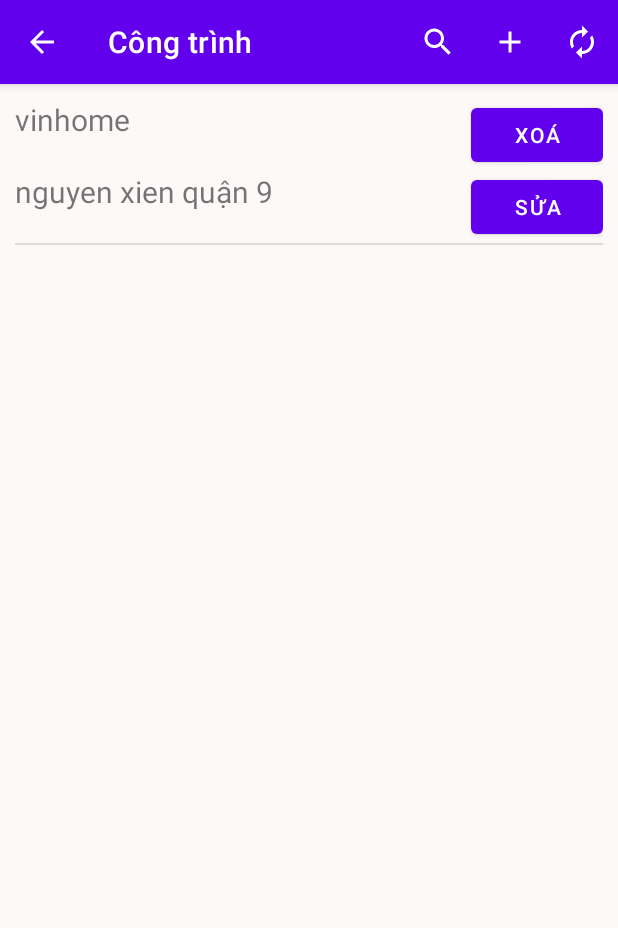
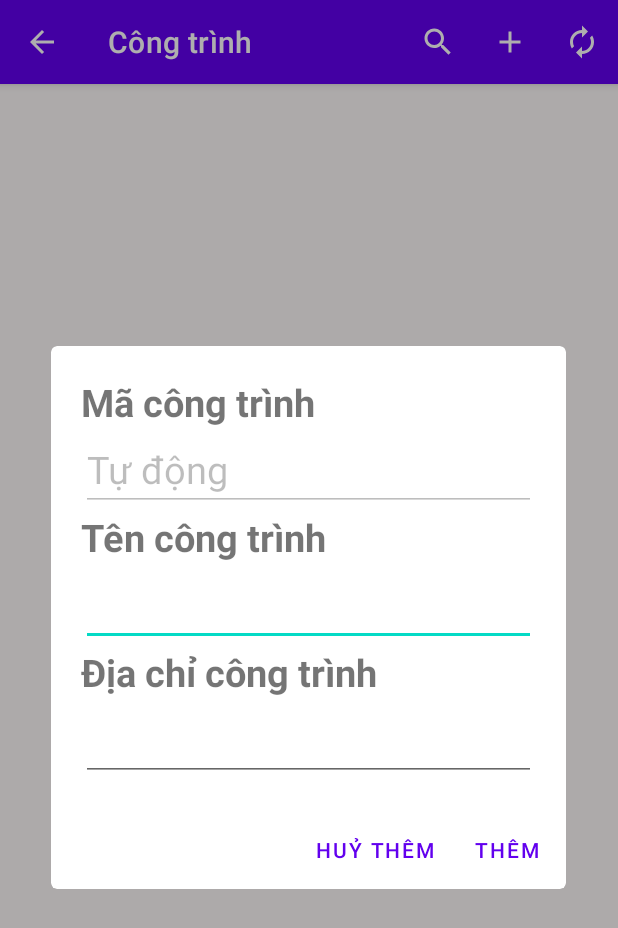
Before and after one commit to nhom11-Android/doAnGiuaKy, an Android app: the screen it shows after launch (DanhSachCongTrinh), after a tap on an icon or button, on a phone screen of 412 x 824 dp. Shown: the top 928 px of the screen. Run offline under Robolectric (Android 15) with nearby library versions, the phone set to English and light mode, and no system bars.

Commit message:
thêm chức năng
 - thêm công trình
 - load công trình

```diff
--- a/doAn/app/src/main/java/com/buoi2/quanlyvanchuyen/CSDLVanChuyen.java
+++ b/doAn/app/src/main/java/com/buoi2/quanlyvanchuyen/CSDLVanChuyen.java
@@ -24,7 +24,7 @@ public class CSDLVanChuyen extends SQLiteOpenHelper {
 
     @Override
     public void onCreate(SQLiteDatabase db) {
-        String congTrinh = String.format("CREATE TABLE %s(%s TEXT primary key,%s TEXT,%s TEXT)",
+        String congTrinh = String.format("CREATE TABLE %s(%s integer primary key autoincrement,%s TEXT,%s TEXT)",
                 CongTrinh.tenBang,
                 CongTrinh.cotMaCongTrinh,
                 CongTrinh.cotTenCongTrinh,
--- a/doAn/app/src/main/java/com/buoi2/quanlyvanchuyen/CongTrinhAdapter.java
+++ b/doAn/app/src/main/java/com/buoi2/quanlyvanchuyen/CongTrinhAdapter.java
@@ -6,6 +6,7 @@ import android.view.LayoutInflater;
 import android.view.View;
 import android.view.ViewGroup;
 import android.widget.ArrayAdapter;
+import android.widget.Button;
 import android.widget.TextView;
 
 import androidx.annotation.NonNull;
@@ -42,6 +43,9 @@ public class CongTrinhAdapter extends ArrayAdapter<CongTrinh> {
         CongTrinh congTrinh = data.get(position);
         tenCongTrinhTv.setText(congTrinh.getTenCongTrinh());
         diaChiCongTrinhTv.setText(congTrinh.getDiaChi());
+        Button capNhatCongTrinhBtn = convertView.findViewById(R.id.capNhatBtn_CTLV);
+        Button xoaCongTrinhBtn = convertView.findViewById(R.id.xoaBtn_CTLV);
+
         return convertView;
     }
 }
--- a/doAn/app/src/main/java/com/buoi2/quanlyvanchuyen/DAO/CongTrinhDAO.java
+++ b/doAn/app/src/main/java/com/buoi2/quanlyvanchuyen/DAO/CongTrinhDAO.java
@@ -8,6 +8,8 @@ import androidx.annotation.NonNull;
 
 import com.buoi2.quanlyvanchuyen.bean.ChiTietPhieuVanChuyen;
 import com.buoi2.quanlyvanchuyen.bean.CongTrinh;
+
+import java.util.ArrayList;
 
 public class CongTrinhDAO {
 
@@ -90,4 +92,36 @@ public class CongTrinhDAO {
         if(truyVanCongTrinh.moveToNext()) return true;
         else return false;
     }
+
+    /**
+     * @param db database helper readable
+     * @return danh sách công trình
+     */
+    public static ArrayList<CongTrinh> layDanhSachCongTrinh(SQLiteDatabase db){
+
+        String[] projection = { // những cột muốn lấy
+                CongTrinh.cotMaCongTrinh,
+                CongTrinh.cotTenCongTrinh,
+                CongTrinh.cotDiaChi
+        } ;
+        //selection = null
+        Cursor cursor = db.query(
+                CongTrinh.tenBang,
+                projection,
+                null,
+                null,
+                null,
+                null,
+                null
+                );
+        ArrayList<CongTrinh> danhSachCongTrinh = new ArrayList<>();
+        while (cursor.moveToNext()){
+            String mct = cursor.getString(cursor.getColumnIndex(CongTrinh.cotMaCongTrinh));
+            String tct = cursor.getString(cursor.getColumnIndex(CongTrinh.cotTenCongTrinh));
+            String dcct = cursor.getString(cursor.getColumnIndex(CongTrinh.cotDiaChi));
+            CongTrinh temp = new CongTrinh(tct,dcct);temp.setMaCongTrinh(mct);
+            danhSachCongTrinh.add(temp);
+        }
+        return  danhSachCongTrinh;
+    }
 }
--- a/doAn/app/src/main/java/com/buoi2/quanlyvanchuyen/DanhSachCongTrinh.java
+++ b/doAn/app/src/main/java/com/buoi2/quanlyvanchuyen/DanhSachCongTrinh.java
@@ -1,30 +1,39 @@
 package com.buoi2.quanlyvanchuyen;
 
+import android.content.DialogInterface;
+import android.database.sqlite.SQLiteDatabase;
 import android.os.Bundle;
+import android.text.Layout;
+import android.view.LayoutInflater;
 import android.view.Menu;
 import android.view.MenuItem;
+import android.view.View;
+import android.widget.EditText;
 import android.widget.ListView;
+import android.widget.Toast;
 
 import androidx.annotation.NonNull;
 import androidx.appcompat.app.ActionBar;
+import androidx.appcompat.app.AlertDialog;
 import androidx.appcompat.app.AppCompatActivity;
 
+import com.buoi2.quanlyvanchuyen.DAO.CongTrinhDAO;
 import com.buoi2.quanlyvanchuyen.bean.CongTrinh;
+import com.google.android.material.dialog.MaterialAlertDialogBuilder;
+import com.google.android.material.dialog.MaterialDialogs;
 
 import java.util.ArrayList;
 
 public class DanhSachCongTrinh extends AppCompatActivity {
     ListView danhSachCongTrinhLv;
     ArrayList<CongTrinh> data;
+    CSDLVanChuyen database;
+    private CongTrinhAdapter adapter; // lưu trữ biến cục bộ adapter
 
     @Override
     protected void onCreate(Bundle savedInstanceState) {
         super.onCreate(savedInstanceState);
         setContentView(R.layout.activity_danh_sach_cong_trinh);
-        ActionBar actionBar = (ActionBar) getSupportActionBar();
-        actionBar.setTitle("Công trình");
-        actionBar.setDisplayHomeAsUpEnabled(true);
-        data = loadData();
         setControl();
         setEvent();
     }
@@ -35,20 +44,26 @@ public class DanhSachCongTrinh extends AppCompatActivity {
      * @return arrayList công trình
      */
     private ArrayList<CongTrinh> loadData() {
-        // TODO: viết hàm load database COng trinh từ csdl lên
-        ArrayList<CongTrinh> danhSachCongTrinh = new ArrayList<>();
+        ArrayList<CongTrinh> danhSachCongTrinh = CongTrinhDAO.layDanhSachCongTrinh(database.getReadableDatabase());
         return danhSachCongTrinh;
     }
 
     private void setEvent() {
-        data = new ArrayList<>();
-        data.add(new CongTrinh("123", "vinhome", "nguyen xien quận 9"));
+        // set adapter lên listview
         CongTrinhAdapter adapter = new CongTrinhAdapter(this, R.layout.cong_trinh_custom_listview, data);
+        this.adapter = adapter;
         danhSachCongTrinhLv.setAdapter(adapter);
     }
 
     private void setControl() {
         danhSachCongTrinhLv = findViewById(R.id.danhSachCongTrinhLv_DSCT);
+        // cài đặt tiêu đề cho action bar
+        ActionBar actionBar = (ActionBar) getSupportActionBar();
+        actionBar.setTitle("Công trình");
+        actionBar.setDisplayHomeAsUpEnabled(true);
+        // khai báo csdl
+        database = new CSDLVanChuyen(this);
+        data = loadData();// load dữ liệu lên arraylist
     }
 
     @Override
@@ -60,8 +75,83 @@ public class DanhSachCongTrinh extends AppCompatActivity {
     @Override
     public boolean onOptionsItemSelected(@NonNull MenuItem item) {
         switch (item.getItemId()) {
-
+            case android.R.id.home:
+                //todo: xử lý home
+                Toast.makeText(this, "quay trở lại", Toast.LENGTH_SHORT).show();
+                break;
+            case R.id.timKiem_ATB:
+                // TODO: xử lý tìm kiếm
+                Toast.makeText(this, "tìm kiếm", Toast.LENGTH_SHORT).show();
+                break;
+            case R.id.them_ATB:
+                themCongTrinh(); // xử lý thêm công trình
+                Toast.makeText(this, "Thêm công trình thành công ! Bấm Làm mới nếu chưa xuất hiện trên màn hình !", Toast.LENGTH_SHORT).show();
+                break;
+            case R.id.lamMoi_ATB:
+                lamMoiDanhSach();
+                Toast.makeText(this, "Làm mới thành công !", Toast.LENGTH_SHORT).show();
+                break;
         }
         return super.onOptionsItemSelected(item);
     }
+
+    /**
+     * Xử lý thêm công trình
+     *  - gọi dialog nhập dữ liệu
+     *  - add dữ liệu vào database
+     *  - thông báo lên listview đã có thay đổi dữ liệu
+     * @return -1 nếu không thành công, 0 nếu thành công
+     */
+    private int themCongTrinh() {
+        try {
+            LayoutInflater layoutInflater = LayoutInflater.from(this);
+            View themCongTrinhDialog = layoutInflater.inflate(R.layout.them_cong_trinh_dialog, null);
+            MaterialAlertDialogBuilder alertDialogBuilder = new MaterialAlertDialogBuilder(this);
+            alertDialogBuilder.setView(themCongTrinhDialog);
+            EditText tenCongTrinhDialog = (EditText) themCongTrinhDialog.findViewById(R.id.tenCongTrinh_TCTdialog);
+            EditText diaChiCongTrinhDialog = (EditText) themCongTrinhDialog.findViewById(R.id.diaChiCongTrinh_TCTdialog);
+            EditText maCongTrinhDialog = (EditText) themCongTrinhDialog.findViewById(R.id.maCongTrinh_TCTdialog);
+            maCongTrinhDialog.setText("Tự động");
+            maCongTrinhDialog.setEnabled(false);
+            alertDialogBuilder
+                    .setCancelable(false)
+                    .setPositiveButton("Thêm",
+                            new DialogInterface.OnClickListener() {
+                                @Override
+                                public void onClick(DialogInterface dialog, int which) {
+                                    SQLiteDatabase db = database.getWritableDatabase();
+                                    String ten = tenCongTrinhDialog.getText().toString().trim();
+                                    String dc = diaChiCongTrinhDialog.getText().toString().trim();
+                                    CongTrinh temp = new CongTrinh(ten, dc);
+                                    CongTrinhDAO.themCongTrinh(temp, db);
+                                    data.add(temp); //thêm user mới vào listview
+                                    adapter.notifyDataSetChanged(); // thôg báo thay đổi dữ liệu
+//                                Toast.makeText(DanhSachCongTrinh.this, "tên: "+tenCongTrinhDialog.getText() +"\bđịa chỉ: "+diaChiCongTrinhDialog.getText(), Toast.LENGTH_SHORT).show();
+
+                                }
+                            })
+                    .setNegativeButton("Huỷ thêm",
+                            new DialogInterface.OnClickListener() {
+                                @Override
+                                public void onClick(DialogInterface dialog, int which) {
+                                    dialog.cancel();
+                                }
+                            });
+
+            AlertDialog alertDialog = alertDialogBuilder.create();
+            alertDialog.show();
+            return 0;
+        }catch (Exception e){
+            return -1;
+        }
+    }
+
+    /**
+     * làm mới danh sách
+     *  - load lại database từ csdl lên listview
+     */
+    private void lamMoiDanhSach() {
+        data = loadData();
+        adapter.notifyDataSetChanged();
+    }
 }
--- a/doAn/app/src/main/res/layout/cong_trinh_custom_listview.xml
+++ b/doAn/app/src/main/res/layout/cong_trinh_custom_listview.xml
@@ -36,9 +36,9 @@
             android:textSize="20dp" />
 
         <Button
-            android:id="@+id/suaBtn_CTLV"
+            android:id="@+id/capNhatBtn_CTLV"
             android:layout_column="1"
-            android:text="Sửa" />
+            android:text="Cập nhật" />
     </TableRow>
 
 </TableLayout>
--- /dev/null
+++ b/doAn/app/src/main/res/layout/them_cong_trinh_dialog.xml
@@ -0,0 +1,55 @@
+<?xml version="1.0" encoding="utf-8"?>
+<LinearLayout xmlns:android="http://schemas.android.com/apk/res/android"
+    xmlns:app="http://schemas.android.com/apk/res-auto"
+    xmlns:tools="http://schemas.android.com/tools"
+    android:layout_width="match_parent"
+    android:layout_height="match_parent"
+    android:orientation="vertical"
+    android:padding="20dp"
+    >
+    <TextView
+        android:layout_width="wrap_content"
+        android:layout_height="wrap_content"
+        android:text="Mã công trình"
+        android:textSize="25dp"
+        android:textStyle="bold"
+        />
+    <EditText
+        android:id="@+id/maCongTrinh_TCTdialog"
+        android:layout_width="match_parent"
+        android:layout_height="wrap_content"
+        android:tooltipText="Mã công trình"
+        android:textSize="25dp"
+        />
+    <TextView
+        android:layout_width="wrap_content"
+        android:layout_height="wrap_content"
+        android:text="Tên công trình"
+        android:textSize="25dp"
+        android:textStyle="bold"
+        />
+    <EditText
+        android:id="@+id/tenCongTrinh_TCTdialog"
+        android:layout_width="match_parent"
+        android:layout_height="wrap_content"
+        android:tooltipText="Tên công trình"
+        android:textSize="25dp"
+        />
+    <TextView
+        android:layout_width="wrap_content"
+        android:layout_height="wrap_content"
+        android:text="Địa chỉ công trình"
+        android:textSize="25dp"
+        android:textStyle="bold"
+        />
+
+    <EditText
+        android:id="@+id/diaChiCongTrinh_TCTdialog"
+        android:layout_width="match_parent"
+        android:layout_height="wrap_content"
+        android:tooltipText="Địa chỉ công trình"
+        android:textSize="25dp"
+        />
+
+
+</LinearLayout>
--- a/doAn/app/src/main/res/menu/them_capnhat_timkiem_bar.xml
+++ b/doAn/app/src/main/res/menu/them_capnhat_timkiem_bar.xml
@@ -2,7 +2,7 @@
 <menu xmlns:tools="http://schemas.android.com/tools"
     xmlns:android="http://schemas.android.com/apk/res/android"
     xmlns:app="http://schemas.android.com/apk/res-auto">
-
+    <!--        ATB = AcTion Bar-->
     <item
         android:id="@+id/timKiem_ATB"
         app:showAsAction="always"
```
Also changed, not shown: doAn/app/src/main/java/com/buoi2/quanlyvanchuyen/ThemCongTrinh.java (deleted, +0 -14 lines), doAn/app/src/main/java/com/buoi2/quanlyvanchuyen/bean/CongTrinh.java (+5 -6 lines), doAn/app/src/main/res/layout/activity_them_cong_trinh.xml (deleted, +0 -105 lines), 13 other files.
